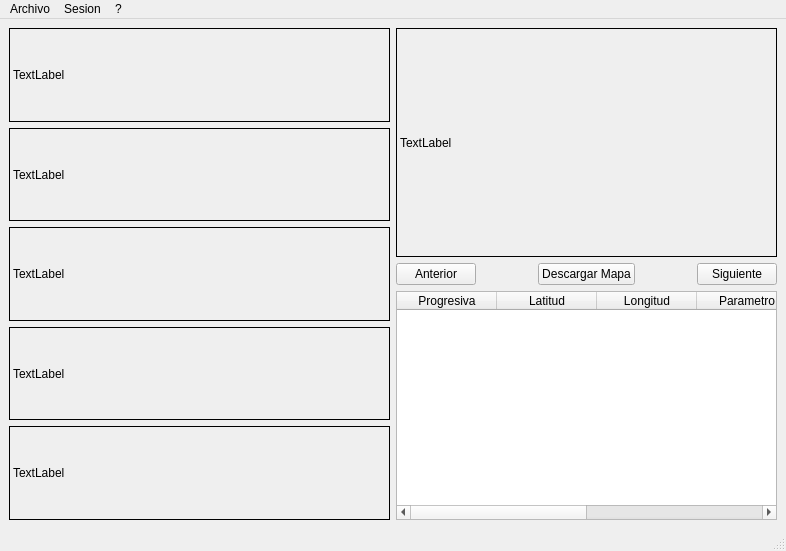
fedes82/anarev, file revisador/revisador-form.ui: the form before one commit.
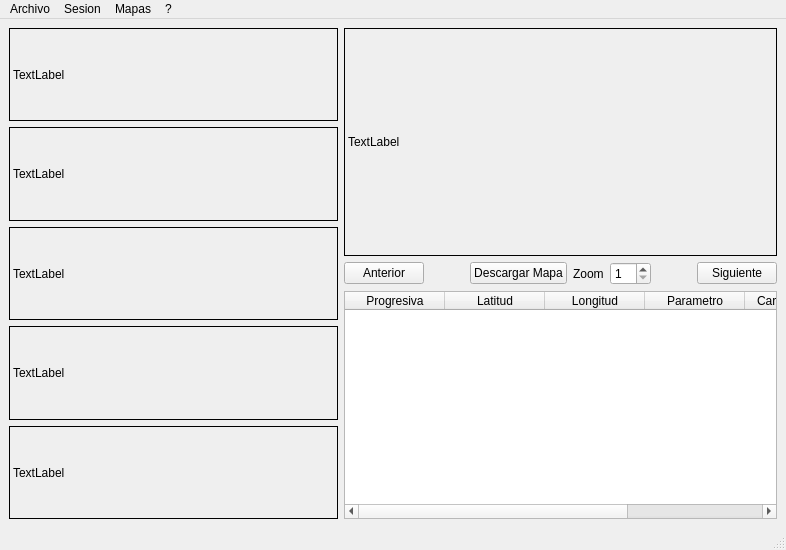
The form after the commit. Custom widgets are drawn as their Qt base class.

Commit message:
conf de mapas y zoom
version 1.2
mapas
    feat    *ingresar llave
    feat    *cambiar a bing
    safe    *chequear respuesta por 404 o errores
    feat    *agregar botones zoom
ui
feat    *agregar configuracion llave y servicio bing o gmaps
feat    *agregar botones zoom

    bug     *sacar prints
    bug     *poner logs
    bug        *cambiar nombre del log

```diff
--- a/revisador/revisador-form.ui
+++ b/revisador/revisador-form.ui
@@ -7,7 +7,7 @@
     <x>0</x>
     <y>0</y>
     <width>786</width>
-    <height>551</height>
+    <height>550</height>
    </rect>
   </property>
   <property name="windowTitle">
@@ -93,7 +93,24 @@
            </widget>
           </item>
           <item>
-           <spacer name="horizontalSpacer">
+           <widget class="QLabel" name="label">
+            <property name="text">
+             <string>Zoom</string>
+            </property>
+           </widget>
+          </item>
+          <item>
+           <widget class="QSpinBox" name="spinBoxZoom">
+            <property name="minimum">
+             <number>1</number>
+            </property>
+            <property name="maximum">
+             <number>20</number>
+            </property>
+           </widget>
+          </item>
+          <item>
+           <spacer name="horizontalSpacer_3">
             <property name="orientation">
              <enum>Qt::Horizontal</enum>
             </property>
@@ -260,7 +277,7 @@
      <x>0</x>
      <y>0</y>
      <width>786</width>
-     <height>27</height>
+     <height>21</height>
     </rect>
    </property>
    <widget class="QMenu" name="menuArchivo">
@@ -289,8 +306,15 @@
     </property>
     <addaction name="actionAcerca_de"/>
    </widget>
+   <widget class="QMenu" name="menuMapas">
+    <property name="title">
+     <string>Mapas</string>
+    </property>
+    <addaction name="actionConfigurarMapas"/>
+   </widget>
    <addaction name="menuArchivo"/>
    <addaction name="menuSesion"/>
+   <addaction name="menuMapas"/>
    <addaction name="menu"/>
   </widget>
   <widget class="QStatusBar" name="statusbar"/>
```
Left out of the diff: 5 changed lines with no effect on the pictures. The commit also changes 9 other files.
